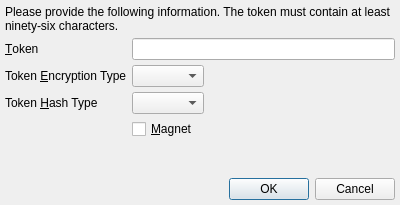
textbrowser/spot-on, file branches/trunk/UI/spot-on-adaptive-echo-prompt.ui: the form before one commit.
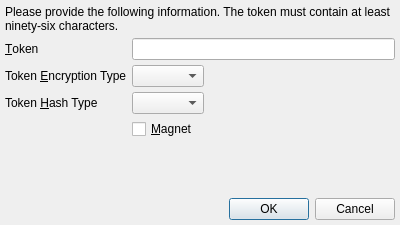
The form after the commit. Icons and pictures are not drawn.

Diff of the .ui file:
```diff
--- a/branches/trunk/UI/spot-on-adaptive-echo-prompt.ui
+++ b/branches/trunk/UI/spot-on-adaptive-echo-prompt.ui
@@ -7,7 +7,7 @@
     <x>0</x>
     <y>0</y>
     <width>400</width>
-    <height>205</height>
+    <height>225</height>
    </rect>
   </property>
   <property name="windowIcon">
```
Left out of the diff: 11 changed lines with no effect on the pictures.
